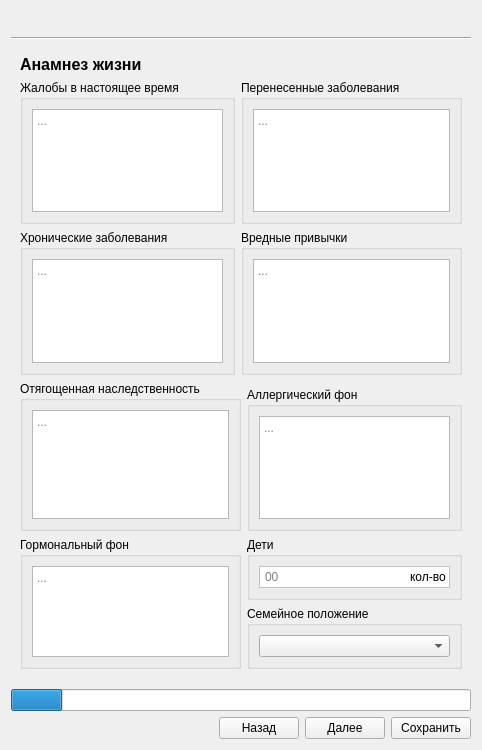
Galoev/nutritionist-helper, file project/forms/Examination_edit.ui: the form before one commit.
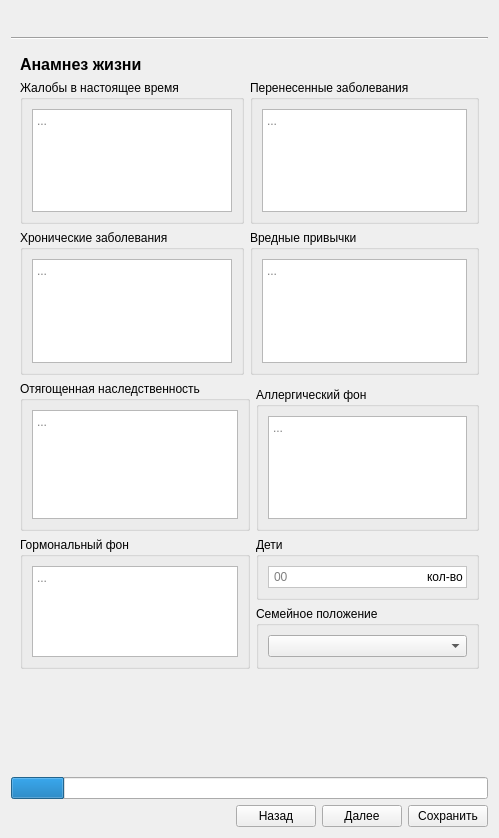
The form after the commit. The open tabs and pages were chosen to show the change. Icons and pictures are not drawn.

```diff
--- a/project/forms/Examination_edit.ui
+++ b/project/forms/Examination_edit.ui
@@ -6,8 +6,8 @@
    <rect>
     <x>0</x>
     <y>0</y>
-    <width>482</width>
-    <height>750</height>
+    <width>499</width>
+    <height>838</height>
    </rect>
   </property>
   <property name="windowTitle">
@@ -1097,8 +1097,8 @@
              <string>&lt;!DOCTYPE HTML PUBLIC &quot;-//W3C//DTD HTML 4.0//EN&quot; &quot;http://www.w3.org/TR/REC-html40/strict.dtd&quot;&gt;
 &lt;html&gt;&lt;head&gt;&lt;meta name=&quot;qrichtext&quot; content=&quot;1&quot; /&gt;&lt;style type=&quot;text/css&quot;&gt;
 p, li { white-space: pre-wrap; }
-&lt;/style&gt;&lt;/head&gt;&lt;body style=&quot; font-family:'MS Shell Dlg 2'; font-size:8.25pt; font-weight:400; font-style:normal;&quot;&gt;
-&lt;p style=&quot;-qt-paragraph-type:empty; margin-top:0px; margin-bottom:0px; margin-left:0px; margin-right:0px; -qt-block-indent:0; text-indent:0px;&quot;&gt;&lt;br /&gt;&lt;/p&gt;&lt;/body&gt;&lt;/html&gt;</string>
+&lt;/style&gt;&lt;/head&gt;&lt;body style=&quot; font-family:'.SF NS Text'; font-size:13pt; font-weight:400; font-style:normal;&quot;&gt;
+&lt;p style=&quot;-qt-paragraph-type:empty; margin-top:0px; margin-bottom:0px; margin-left:0px; margin-right:0px; -qt-block-indent:0; text-indent:0px; font-family:'MS Shell Dlg 2'; font-size:8.25pt;&quot;&gt;&lt;br /&gt;&lt;/p&gt;&lt;/body&gt;&lt;/html&gt;</string>
             </property>
             <property name="placeholderText">
              <string>...</string>
@@ -1123,8 +1123,8 @@
              <string>&lt;!DOCTYPE HTML PUBLIC &quot;-//W3C//DTD HTML 4.0//EN&quot; &quot;http://www.w3.org/TR/REC-html40/strict.dtd&quot;&gt;
 &lt;html&gt;&lt;head&gt;&lt;meta name=&quot;qrichtext&quot; content=&quot;1&quot; /&gt;&lt;style type=&quot;text/css&quot;&gt;
 p, li { white-space: pre-wrap; }
-&lt;/style&gt;&lt;/head&gt;&lt;body style=&quot; font-family:'MS Shell Dlg 2'; font-size:8.25pt; font-weight:400; font-style:normal;&quot;&gt;
-&lt;p style=&quot;-qt-paragraph-type:empty; margin-top:0px; margin-bottom:0px; margin-left:0px; margin-right:0px; -qt-block-indent:0; text-indent:0px;&quot;&gt;&lt;br /&gt;&lt;/p&gt;&lt;/body&gt;&lt;/html&gt;</string>
+&lt;/style&gt;&lt;/head&gt;&lt;body style=&quot; font-family:'.SF NS Text'; font-size:13pt; font-weight:400; font-style:normal;&quot;&gt;
+&lt;p style=&quot;-qt-paragraph-type:empty; margin-top:0px; margin-bottom:0px; margin-left:0px; margin-right:0px; -qt-block-indent:0; text-indent:0px; font-family:'MS Shell Dlg 2'; font-size:8.25pt;&quot;&gt;&lt;br /&gt;&lt;/p&gt;&lt;/body&gt;&lt;/html&gt;</string>
             </property>
             <property name="placeholderText">
              <string>...</string>
@@ -1149,8 +1149,8 @@
              <string>&lt;!DOCTYPE HTML PUBLIC &quot;-//W3C//DTD HTML 4.0//EN&quot; &quot;http://www.w3.org/TR/REC-html40/strict.dtd&quot;&gt;
 &lt;html&gt;&lt;head&gt;&lt;meta name=&quot;qrichtext&quot; content=&quot;1&quot; /&gt;&lt;style type=&quot;text/css&quot;&gt;
 p, li { white-space: pre-wrap; }
-&lt;/style&gt;&lt;/head&gt;&lt;body style=&quot; font-family:'MS Shell Dlg 2'; font-size:8.25pt; font-weight:400; font-style:normal;&quot;&gt;
-&lt;p style=&quot;-qt-paragraph-type:empty; margin-top:0px; margin-bottom:0px; margin-left:0px; margin-right:0px; -qt-block-indent:0; text-indent:0px;&quot;&gt;&lt;br /&gt;&lt;/p&gt;&lt;/body&gt;&lt;/html&gt;</string>
+&lt;/style&gt;&lt;/head&gt;&lt;body style=&quot; font-family:'.SF NS Text'; font-size:13pt; font-weight:400; font-style:normal;&quot;&gt;
+&lt;p style=&quot;-qt-paragraph-type:empty; margin-top:0px; margin-bottom:0px; margin-left:0px; margin-right:0px; -qt-block-indent:0; text-indent:0px; font-family:'MS Shell Dlg 2'; font-size:8.25pt;&quot;&gt;&lt;br /&gt;&lt;/p&gt;&lt;/body&gt;&lt;/html&gt;</string>
             </property>
             <property name="placeholderText">
              <string>...</string>
@@ -1175,8 +1175,8 @@
              <string>&lt;!DOCTYPE HTML PUBLIC &quot;-//W3C//DTD HTML 4.0//EN&quot; &quot;http://www.w3.org/TR/REC-html40/strict.dtd&quot;&gt;
 &lt;html&gt;&lt;head&gt;&lt;meta name=&quot;qrichtext&quot; content=&quot;1&quot; /&gt;&lt;style type=&quot;text/css&quot;&gt;
 p, li { white-space: pre-wrap; }
-&lt;/style&gt;&lt;/head&gt;&lt;body style=&quot; font-family:'MS Shell Dlg 2'; font-size:8.25pt; font-weight:400; font-style:normal;&quot;&gt;
-&lt;p style=&quot;-qt-paragraph-type:empty; margin-top:0px; margin-bottom:0px; margin-left:0px; margin-right:0px; -qt-block-indent:0; text-indent:0px;&quot;&gt;&lt;br /&gt;&lt;/p&gt;&lt;/body&gt;&lt;/html&gt;</string>
+&lt;/style&gt;&lt;/head&gt;&lt;body style=&quot; font-family:'.SF NS Text'; font-size:13pt; font-weight:400; font-style:normal;&quot;&gt;
+&lt;p style=&quot;-qt-paragraph-type:empty; margin-top:0px; margin-bottom:0px; margin-left:0px; margin-right:0px; -qt-block-indent:0; text-indent:0px; font-family:'MS Shell Dlg 2'; font-size:8.25pt;&quot;&gt;&lt;br /&gt;&lt;/p&gt;&lt;/body&gt;&lt;/html&gt;</string>
             </property>
             <property name="placeholderText">
              <string>...</string>
@@ -1201,8 +1201,8 @@
              <string>&lt;!DOCTYPE HTML PUBLIC &quot;-//W3C//DTD HTML 4.0//EN&quot; &quot;http://www.w3.org/TR/REC-html40/strict.dtd&quot;&gt;
 &lt;html&gt;&lt;head&gt;&lt;meta name=&quot;qrichtext&quot; content=&quot;1&quot; /&gt;&lt;style type=&quot;text/css&quot;&gt;
 p, li { white-space: pre-wrap; }
-&lt;/style&gt;&lt;/head&gt;&lt;body style=&quot; font-family:'MS Shell Dlg 2'; font-size:8.25pt; font-weight:400; font-style:normal;&quot;&gt;
-&lt;p style=&quot;-qt-paragraph-type:empty; margin-top:0px; margin-bottom:0px; margin-left:0px; margin-right:0px; -qt-block-indent:0; text-indent:0px;&quot;&gt;&lt;br /&gt;&lt;/p&gt;&lt;/body&gt;&lt;/html&gt;</string>
+&lt;/style&gt;&lt;/head&gt;&lt;body style=&quot; font-family:'.SF NS Text'; font-size:13pt; font-weight:400; font-style:normal;&quot;&gt;
+&lt;p style=&quot;-qt-paragraph-type:empty; margin-top:0px; margin-bottom:0px; margin-left:0px; margin-right:0px; -qt-block-indent:0; text-indent:0px; font-family:'MS Shell Dlg 2'; font-size:8.25pt;&quot;&gt;&lt;br /&gt;&lt;/p&gt;&lt;/body&gt;&lt;/html&gt;</string>
             </property>
             <property name="placeholderText">
              <string>...</string>
@@ -1227,8 +1227,8 @@
              <string>&lt;!DOCTYPE HTML PUBLIC &quot;-//W3C//DTD HTML 4.0//EN&quot; &quot;http://www.w3.org/TR/REC-html40/strict.dtd&quot;&gt;
 &lt;html&gt;&lt;head&gt;&lt;meta name=&quot;qrichtext&quot; content=&quot;1&quot; /&gt;&lt;style type=&quot;text/css&quot;&gt;
 p, li { white-space: pre-wrap; }
-&lt;/style&gt;&lt;/head&gt;&lt;body style=&quot; font-family:'MS Shell Dlg 2'; font-size:8.25pt; font-weight:400; font-style:normal;&quot;&gt;
-&lt;p style=&quot;-qt-paragraph-type:empty; margin-top:0px; margin-bottom:0px; margin-left:0px; margin-right:0px; -qt-block-indent:0; text-indent:0px;&quot;&gt;&lt;br /&gt;&lt;/p&gt;&lt;/body&gt;&lt;/html&gt;</string>
+&lt;/style&gt;&lt;/head&gt;&lt;body style=&quot; font-family:'.SF NS Text'; font-size:13pt; font-weight:400; font-style:normal;&quot;&gt;
+&lt;p style=&quot;-qt-paragraph-type:empty; margin-top:0px; margin-bottom:0px; margin-left:0px; margin-right:0px; -qt-block-indent:0; text-indent:0px; font-family:'MS Shell Dlg 2'; font-size:8.25pt;&quot;&gt;&lt;br /&gt;&lt;/p&gt;&lt;/body&gt;&lt;/html&gt;</string>
             </property>
             <property name="placeholderText">
              <string>...</string>
@@ -1253,8 +1253,8 @@
              <string>&lt;!DOCTYPE HTML PUBLIC &quot;-//W3C//DTD HTML 4.0//EN&quot; &quot;http://www.w3.org/TR/REC-html40/strict.dtd&quot;&gt;
 &lt;html&gt;&lt;head&gt;&lt;meta name=&quot;qrichtext&quot; content=&quot;1&quot; /&gt;&lt;style type=&quot;text/css&quot;&gt;
 p, li { white-space: pre-wrap; }
-&lt;/style&gt;&lt;/head&gt;&lt;body style=&quot; font-family:'MS Shell Dlg 2'; font-size:8.25pt; font-weight:400; font-style:normal;&quot;&gt;
-&lt;p style=&quot;-qt-paragraph-type:empty; margin-top:0px; margin-bottom:0px; margin-left:0px; margin-right:0px; -qt-block-indent:0; text-indent:0px;&quot;&gt;&lt;br /&gt;&lt;/p&gt;&lt;/body&gt;&lt;/html&gt;</string>
+&lt;/style&gt;&lt;/head&gt;&lt;body style=&quot; font-family:'.SF NS Text'; font-size:13pt; font-weight:400; font-style:normal;&quot;&gt;
+&lt;p style=&quot;-qt-paragraph-type:empty; margin-top:0px; margin-bottom:0px; margin-left:0px; margin-right:0px; -qt-block-indent:0; text-indent:0px; font-family:'MS Shell Dlg 2'; font-size:8.25pt;&quot;&gt;&lt;br /&gt;&lt;/p&gt;&lt;/body&gt;&lt;/html&gt;</string>
             </property>
             <property name="placeholderText">
              <string>...</string>
```
